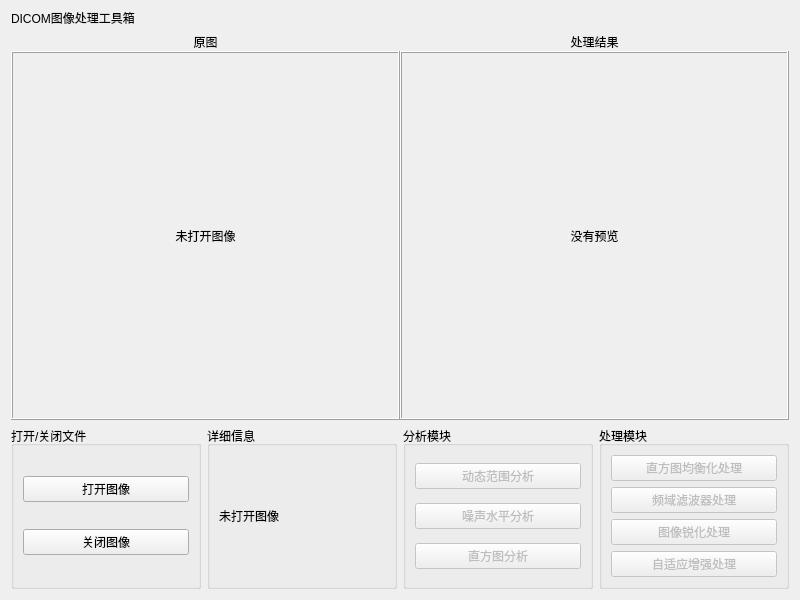
Old version of the form src/ui/ui_main_widget.ui in the repository inferno0303/Medical-Image-Enhancement-Software.
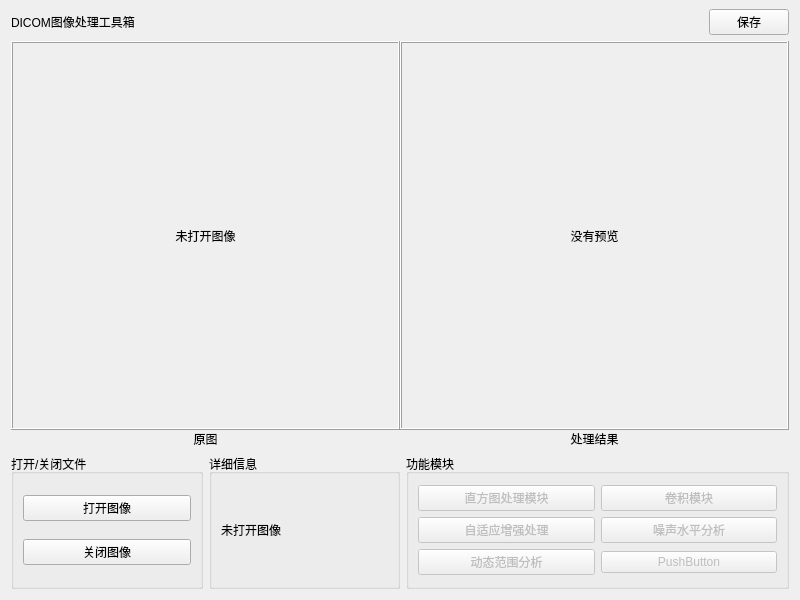
New version of the form.

Diff of the .ui file:
```diff
--- a/src/ui/ui_main_widget.ui
+++ b/src/ui/ui_main_widget.ui
@@ -30,60 +30,53 @@
     <number>9</number>
    </property>
    <item>
-    <widget class="QLabel" name="title">
-     <property name="maximumSize">
-      <size>
-       <width>16777215</width>
-       <height>25</height>
-      </size>
+    <layout class="QHBoxLayout" name="horizontalLayout_4" stretch="1,0">
+     <property name="spacing">
+      <number>0</number>
      </property>
-     <property name="font">
-      <font>
-       <pointsize>9</pointsize>
-       <italic>false</italic>
-       <bold>false</bold>
-      </font>
-     </property>
-     <property name="text">
-      <string>DICOM图像处理工具箱</string>
-     </property>
-     <property name="wordWrap">
-      <bool>false</bool>
-     </property>
-    </widget>
+     <item>
+      <widget class="QLabel" name="title">
+       <property name="maximumSize">
+        <size>
+         <width>16777215</width>
+         <height>25</height>
+        </size>
+       </property>
+       <property name="font">
+        <font>
+         <pointsize>9</pointsize>
+         <italic>false</italic>
+         <bold>false</bold>
+        </font>
+       </property>
+       <property name="text">
+        <string>DICOM图像处理工具箱</string>
+       </property>
+       <property name="wordWrap">
+        <bool>false</bool>
+       </property>
+      </widget>
+     </item>
+     <item>
+      <widget class="QPushButton" name="pushButton">
+       <property name="maximumSize">
+        <size>
+         <width>16777215</width>
+         <height>16777215</height>
+        </size>
+       </property>
+       <property name="text">
+        <string>保存</string>
+       </property>
+      </widget>
+     </item>
+    </layout>
    </item>
    <item>
-    <layout class="QVBoxLayout" name="verticalLayout_6" stretch="0,1">
+    <layout class="QVBoxLayout" name="verticalLayout_6" stretch="1,0">
      <property name="spacing">
       <number>0</number>
      </property>
-     <item>
-      <layout class="QHBoxLayout" name="horizontalLayout">
-       <property name="spacing">
-        <number>0</number>
-       </property>
-       <item>
-        <widget class="QLabel" name="label_4">
-         <property name="text">
-          <string>原图</string>
-         </property>
-         <property name="alignment">
-          <set>Qt::AlignCenter</set>
-         </property>
-        </widget>
-       </item>
-       <item>
-        <widget class="QLabel" name="label_3">
-         <property name="text">
-          <string>处理结果</string>
-         </property>
-         <property name="alignment">
-          <set>Qt::AlignCenter</set>
-         </property>
-        </widget>
-       </item>
-      </layout>
-     </item>
      <item>
       <layout class="QHBoxLayout" name="horizontalLayout_3">
        <property name="spacing">
@@ -135,10 +128,37 @@
        </item>
       </layout>
      </item>
+     <item>
+      <layout class="QHBoxLayout" name="horizontalLayout">
+       <property name="spacing">
+        <number>0</number>
+       </property>
+       <item>
+        <widget class="QLabel" name="label_4">
+         <property name="text">
+          <string>原图</string>
+         </property>
+         <property name="alignment">
+          <set>Qt::AlignCenter</set>
+         </property>
+        </widget>
+       </item>
+       <item>
+        <widget class="QLabel" name="label_3">
+         <property name="text">
+          <string>处理结果</string>
+         </property>
+         <property name="alignment">
+          <set>Qt::AlignCenter</set>
+         </property>
+        </widget>
+       </item>
+      </layout>
+     </item>
     </layout>
    </item>
    <item>
-    <layout class="QHBoxLayout" name="horizontalLayout_2">
+    <layout class="QHBoxLayout" name="horizontalLayout_2" stretch="1,1,2">
      <item>
       <widget class="QGroupBox" name="groupBox_2">
        <property name="title">
@@ -178,90 +198,75 @@
        </layout>
       </widget>
      </item>
-     <item>
-      <widget class="QGroupBox" name="groupBox">
-       <property name="title">
-        <string>分析模块</string>
-       </property>
-       <layout class="QVBoxLayout" name="verticalLayout">
-        <item>
-         <widget class="QPushButton" name="pushButton_calcDynamicRange">
-          <property name="enabled">
-           <bool>false</bool>
-          </property>
-          <property name="text">
-           <string>动态范围分析</string>
-          </property>
-         </widget>
-        </item>
-        <item>
-         <widget class="QPushButton" name="pushButton_calcNoiseLevel">
-          <property name="enabled">
-           <bool>false</bool>
-          </property>
-          <property name="text">
-           <string>噪声水平分析</string>
-          </property>
-         </widget>
-        </item>
-        <item>
-         <widget class="QPushButton" name="pushButton_calcHistogram">
-          <property name="enabled">
-           <bool>false</bool>
-          </property>
-          <property name="text">
-           <string>直方图分析</string>
-          </property>
-         </widget>
-        </item>
-       </layout>
-      </widget>
-     </item>
      <item>
       <widget class="QGroupBox" name="groupBox_4">
        <property name="title">
-        <string>处理模块</string>
+        <string>功能模块</string>
        </property>
        <layout class="QVBoxLayout" name="verticalLayout_4">
         <item>
-         <widget class="QPushButton" name="pushButton_2">
-          <property name="enabled">
-           <bool>false</bool>
-          </property>
-          <property name="text">
-           <string>直方图均衡化处理</string>
-          </property>
-         </widget>
-        </item>
-        <item>
-         <widget class="QPushButton" name="pushButton">
-          <property name="enabled">
-           <bool>false</bool>
-          </property>
-          <property name="text">
-           <string>频域滤波器处理</string>
-          </property>
-         </widget>
-        </item>
-        <item>
-         <widget class="QPushButton" name="pushButton_4">
-          <property name="enabled">
-           <bool>false</bool>
-          </property>
-          <property name="text">
-           <string>图像锐化处理</string>
-          </property>
-         </widget>
-        </item>
-        <item>
-         <widget class="QPushButton" name="pushButton_3">
-          <property name="enabled">
-           <bool>false</bool>
-          </property>
-          <property name="text">
-           <string>自适应增强处理</string>
-          </property>
-         </widget>
+         <layout class="QGridLayout" name="gridLayout">
+          <item row="0" column="0">
+           <widget class="QPushButton" name="pushButton_calcHistogram">
+            <property name="enabled">
+             <bool>false</bool>
+            </property>
+            <property name="text">
+             <string>直方图处理模块</string>
+            </property>
+           </widget>
+          </item>
+          <item row="0" column="1">
+           <widget class="QPushButton" name="pushButton_4">
+            <property name="enabled">
+             <bool>false</bool>
+            </property>
+            <property name="text">
+             <string>卷积模块</string>
+            </property>
+           </widget>
+          </item>
+          <item row="1" column="0">
+           <widget class="QPushButton" name="pushButton_3">
+            <property name="enabled">
+             <bool>false</bool>
+            </property>
+            <property name="text">
+             <string>自适应增强处理</string>
+            </property>
+           </widget>
+          </item>
+          <item row="1" column="1">
+           <widget class="QPushButton" name="pushButton_calcNoiseLevel">
+            <property name="enabled">
+             <bool>false</bool>
+            </property>
+            <property name="text">
+             <string>噪声水平分析</string>
+            </property>
+           </widget>
+          </item>
+          <item row="2" column="0">
+           <widget class="QPushButton" name="pushButton_calcDynamicRange">
+            <property name="enabled">
+             <bool>false</bool>
+            </property>
+            <property name="text">
+             <string>动态范围分析</string>
+            </property>
+           </widget>
+          </item>
+          <item row="2" column="1">
+           <widget class="QPushButton" name="pushButton_2">
+            <property name="enabled">
+             <bool>false</bool>
+            </property>
+            <property name="text">
+             <string>PushButton</string>
+            </property>
+           </widget>
+          </item>
+         </layout>
         </item>
        </layout>
       </widget>
```
